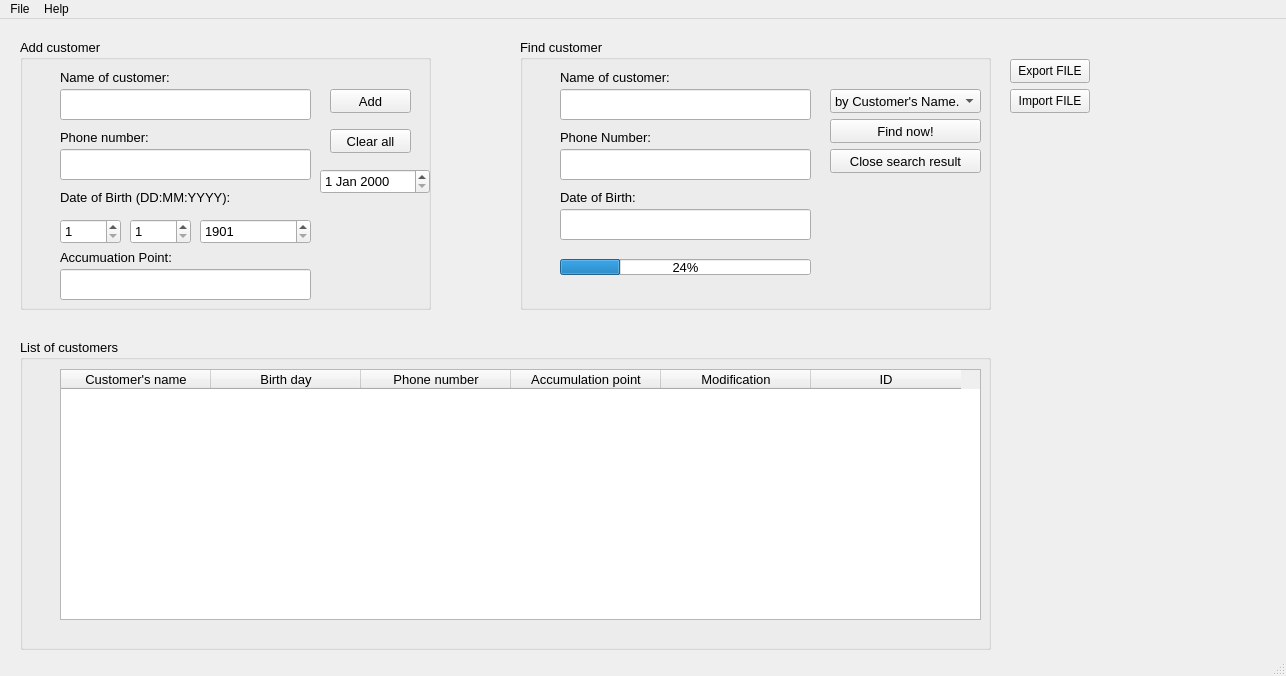
First picture: the form in my_customer.ui, repository ngxx-fus/minisupermarket_management_proj, before the edit.
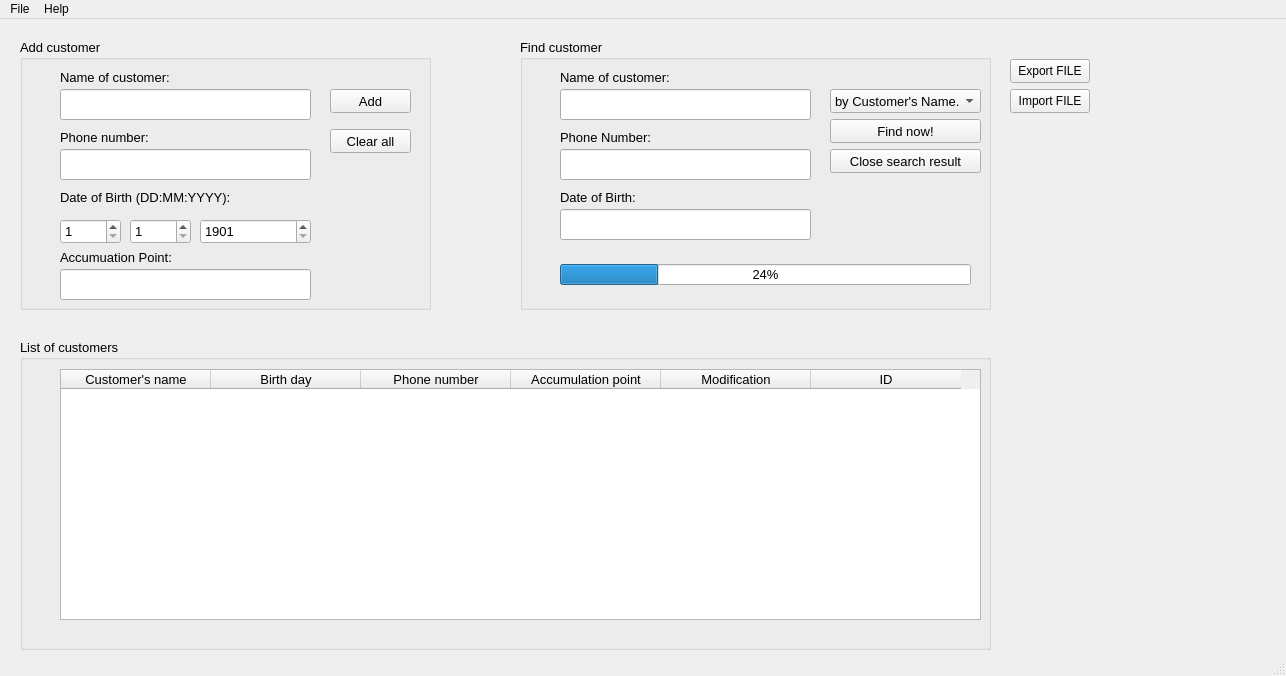
Second picture: the form after the edit. Icons and pictures are not drawn.

The edit to the form file:
```diff
--- a/my_customer.ui
+++ b/my_customer.ui
@@ -249,16 +249,6 @@
       </rect>
      </property>
     </widget>
-    <widget class="QDateEdit" name="dateEdit">
-     <property name="geometry">
-      <rect>
-       <x>300</x>
-       <y>130</y>
-       <width>110</width>
-       <height>25</height>
-      </rect>
-     </property>
-    </widget>
     <widget class="QSpinBox" name="spinBox_DAY_ADD">
      <property name="geometry">
       <rect>
@@ -489,9 +479,9 @@
      <property name="geometry">
       <rect>
        <x>40</x>
-       <y>220</y>
-       <width>251</width>
-       <height>16</height>
+       <y>225</y>
+       <width>411</width>
+       <height>21</height>
       </rect>
      </property>
      <property name="value">
```
Left out of the diff: 42 changed lines with no effect on the pictures.
